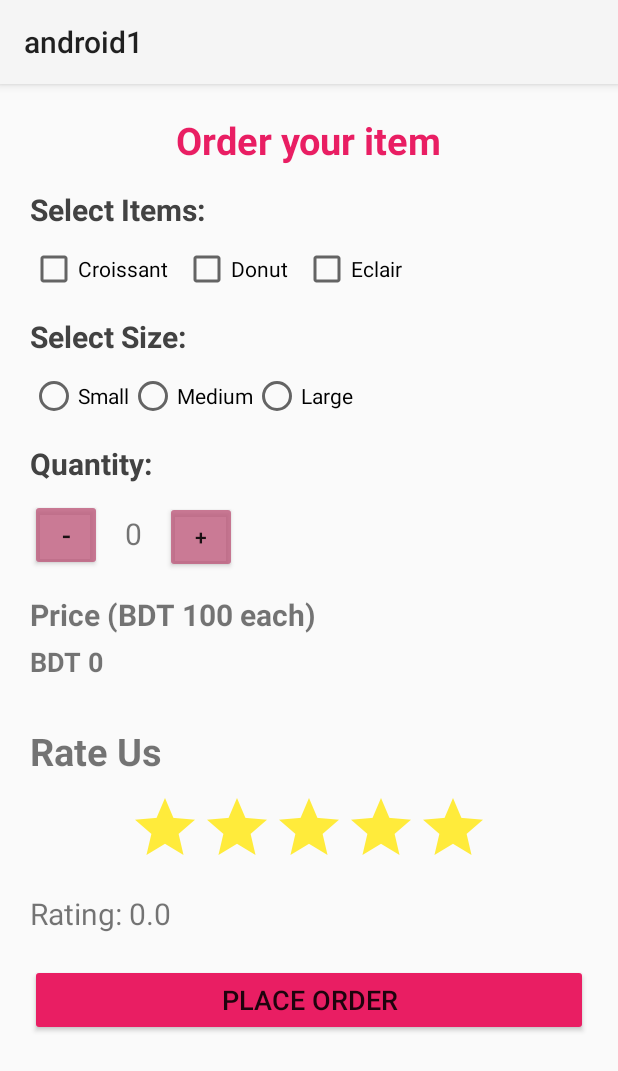
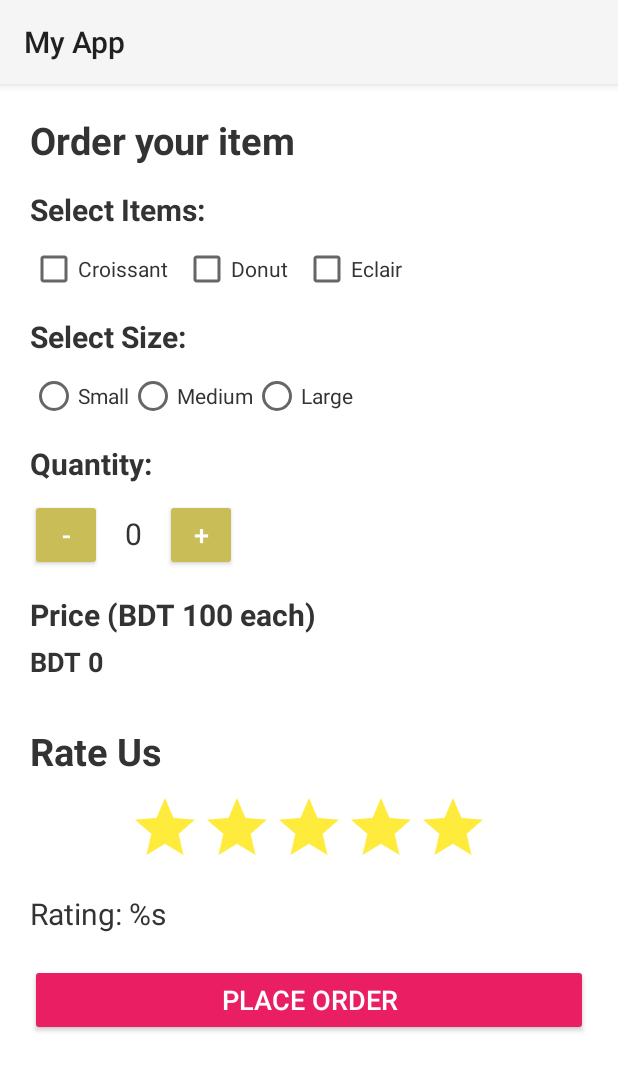
Before and after one commit to Musarrat1/android1, an Android app: the HomeActivity screen opened directly, with no data from a screen before it, after a tap on "PLACE ORDER", on a phone screen of 412 x 824 dp. Shown: the top 1071 px of the screen. Run offline under Robolectric (Android 15) with nearby library versions, the phone set to English and light mode, and no system bars.

Commit message:
Order list

```diff
--- a/app/src/main/java/com/example/android1/HomeActivity.java
+++ b/app/src/main/java/com/example/android1/HomeActivity.java
@@ -1,96 +1,77 @@
 package com.example.android1;
 
+import android.annotation.SuppressLint;
 import android.os.Bundle;
-import android.view.View;
 import android.widget.Button;
 import android.widget.CheckBox;
-import android.widget.RadioButton;
-import android.widget.RadioGroup;
 import android.widget.RatingBar;
 import android.widget.TextView;
 import androidx.appcompat.app.AppCompatActivity;
 
 public class HomeActivity extends AppCompatActivity {
 
-    private CheckBox croissantCheckBox, donutCheckBox, eclairCheckBox;
-    private RadioGroup sizeGroup;
-    private Button incrementBtn, decrementBtn, placeOrderBtn;
-    private TextView quantityText, priceText, ratingText;
-    private RatingBar ratingBar;
+    private int quantity = 0;
 
-    private int quantity = 0;
-    private int pricePerItem = 100;  // BDT 100 per item
-    private int totalPrice = 0;
-
+    @SuppressLint("SetTextI18n")
     @Override
     protected void onCreate(Bundle savedInstanceState) {
         super.onCreate(savedInstanceState);
         setContentView(R.layout.activity_home);  // Ensure this is the name of your layout file
 
         // Initialize Views
-        croissantCheckBox = findViewById(R.id.croissant);
-        donutCheckBox = findViewById(R.id.donut);
-        eclairCheckBox = findViewById(R.id.eclair);
-        sizeGroup = findViewById(R.id.sizeGroup);
-        incrementBtn = findViewById(R.id.incrementQty);
-        decrementBtn = findViewById(R.id.decrementQty);
-        placeOrderBtn = findViewById(R.id.placeOrder);
-        quantityText = findViewById(R.id.quantityText);
-        priceText = findViewById(R.id.priceText);
-        ratingText = findViewById(R.id.ratingText);
-        ratingBar = findViewById(R.id.ratingBar);
+        CheckBox croissantCheckBox = findViewById(R.id.croissant);
+        CheckBox donutCheckBox = findViewById(R.id.donut);
+        CheckBox eclairCheckBox = findViewById(R.id.eclair);
+        Button incrementBtn = findViewById(R.id.incrementQty);
+        Button decrementBtn = findViewById(R.id.decrementQty);
+        Button placeOrderBtn = findViewById(R.id.placeOrder);
+        TextView quantityText = findViewById(R.id.quantityText);
+        TextView priceText = findViewById(R.id.priceText);
+        TextView ratingText = findViewById(R.id.ratingText);
+        RatingBar ratingBar = findViewById(R.id.ratingBar);
 
-        // Set up quantity increment and decrement
-        incrementBtn.setOnClickListener(new View.OnClickListener() {
-            @Override
-            public void onClick(View view) {
-                incrementQuantity();
-            }
+        // Set up quantity increment and decrement using lambdas
+        incrementBtn.setOnClickListener(view -> {
+            incrementQuantity();
+            updateQuantityAndPrice(quantityText, priceText, croissantCheckBox, donutCheckBox, eclairCheckBox);
         });
 
-        decrementBtn.setOnClickListener(new View.OnClickListener() {
-            @Override
-            public void onClick(View view) {
-                decrementQuantity();
-            }
+        decrementBtn.setOnClickListener(view -> {
+            decrementQuantity();
+            updateQuantityAndPrice(quantityText, priceText, croissantCheckBox, donutCheckBox, eclairCheckBox);
         });
 
-        // Set up RatingBar change listener
-        ratingBar.setOnRatingBarChangeListener(new RatingBar.OnRatingBarChangeListener() {
-            @Override
-            public void onRatingChanged(RatingBar ratingBar, float rating, boolean fromUser) {
-                ratingText.setText("Rating: " + rating);
-            }
-        });
+        // Set up RatingBar change listener using lambda
+        ratingBar.setOnRatingBarChangeListener((ratingBar1, rating, fromUser) ->
+                ratingText.setText("Rating: " + rating));
 
-        // Set up order button
-        placeOrderBtn.setOnClickListener(new View.OnClickListener() {
-            @Override
-            public void onClick(View view) {
-                calculateTotalPrice();
-            }
-        });
+        // Set up order button using lambda
+        placeOrderBtn.setOnClickListener(view ->
+                calculateTotalPrice(priceText, croissantCheckBox, donutCheckBox, eclairCheckBox));
     }
 
     private void incrementQuantity() {
         quantity++;
-        updateQuantityAndPrice();
     }
 
     private void decrementQuantity() {
         if (quantity > 0) {
             quantity--;
         }
-        updateQuantityAndPrice();
     }
 
-    private void updateQuantityAndPrice() {
+    private void updateQuantityAndPrice(TextView quantityText, TextView priceText,
+                                        CheckBox croissantCheckBox, CheckBox donutCheckBox, CheckBox eclairCheckBox) {
         quantityText.setText(String.valueOf(quantity));
-        calculateTotalPrice();
+        calculateTotalPrice(priceText, croissantCheckBox, donutCheckBox, eclairCheckBox);
     }
 
-    private void calculateTotalPrice() {
-        totalPrice = quantity * pricePerItem;
+    @SuppressLint("SetTextI18n")
+    private void calculateTotalPrice(TextView priceText,
+                                     CheckBox croissantCheckBox, CheckBox donutCheckBox, CheckBox eclairCheckBox) {
+        // BDT 100 per item
+        int pricePerItem = 100;
+        int totalPrice = quantity * pricePerItem;
 
         // Check selected items and adjust price accordingly
         if (croissantCheckBox.isChecked()) {
--- a/app/src/main/res/layout/activity_home.xml
+++ b/app/src/main/res/layout/activity_home.xml
@@ -1,23 +1,20 @@
 <?xml version="1.0" encoding="utf-8"?>
 <LinearLayout xmlns:android="http://schemas.android.com/apk/res/android"
-    xmlns:app="http://schemas.android.com/apk/res-auto"
-    xmlns:tools="http://schemas.android.com/tools"
     android:id="@+id/main"
     android:layout_width="match_parent"
     android:layout_height="match_parent"
     android:orientation="vertical"
     android:padding="20dp"
-    tools:context=".HomeActivity">
+    android:background="#FFFFFF"> <!-- Set a light background for contrast -->
 
+    <!-- Title -->
     <TextView
         android:layout_width="wrap_content"
         android:layout_height="wrap_content"
-        android:text="Order your item"
+        android:text="@string/order_your_item"
         android:textSize="25sp"
         android:textStyle="bold"
-        android:textColor="#E91E63"
-        android:layout_gravity="center"
-        />
+        android:textColor="#333333"/>
 
     <!-- Select Bakery Items -->
     <TextView
@@ -27,9 +24,9 @@
         android:textSize="20sp"
         android:textStyle="bold"
         android:layout_marginTop="15dp"
-        android:textColor="@color/cardview_dark_background"
-        />
+        android:textColor="#333333" />
 
+    <!-- Checkboxes for items -->
     <LinearLayout
         android:layout_width="match_parent"
         android:layout_height="wrap_content"
@@ -41,14 +38,16 @@
             android:layout_width="wrap_content"
             android:layout_height="wrap_content"
             android:layout_marginEnd="10dp"
-            android:text="@string/croissant" />
+            android:text="@string/croissant"
+            android:textColor="#333333" />
 
         <CheckBox
             android:id="@+id/donut"
             android:layout_width="wrap_content"
             android:layout_height="wrap_content"
             android:layout_marginEnd="10dp"
-            android:text="@string/donut" />
+            android:text="@string/donut"
+            android:textColor="#333333" />
 
         <CheckBox
             android:id="@+id/eclair"
@@ -56,7 +55,7 @@
             android:layout_height="wrap_content"
             android:layout_marginEnd="10dp"
             android:text="@string/eclair"
-            tools:ignore="ExtraText" />
+            android:textColor="#333333" />
     </LinearLayout>
 
     <!-- Select Bakery Item Size -->
@@ -66,9 +65,8 @@
         android:text="@string/select_size"
         android:textSize="20sp"
         android:textStyle="bold"
-        android:textColor="@color/cardview_dark_background"
-        android:layout_marginTop="15dp"
-        />
+        android:textColor="#333333"
+        android:layout_marginTop="15dp" />
 
     <RadioGroup
         android:id="@+id/sizeGroup"
@@ -81,19 +79,22 @@
             android:id="@+id/small"
             android:layout_width="wrap_content"
             android:layout_height="wrap_content"
-            android:text="@string/small" />
+            android:text="@string/small"
+            android:textColor="#333333" />
 
         <RadioButton
             android:id="@+id/medium"
             android:layout_width="wrap_content"
             android:layout_height="wrap_content"
-            android:text="@string/medium" />
+            android:text="@string/medium"
+            android:textColor="#333333" />
 
         <RadioButton
             android:id="@+id/large"
             android:layout_width="wrap_content"
             android:layout_height="wrap_content"
-            android:text="@string/large" />
+            android:text="@string/large"
+            android:textColor="#333333" />
     </RadioGroup>
 
     <!-- Select Quantity -->
@@ -103,9 +104,8 @@
         android:text="@string/quantity"
         android:textSize="20sp"
         android:textStyle="bold"
-        android:textColor="@color/cardview_dark_background"
-        android:layout_marginTop="15dp"
-        />
+        android:textColor="#333333"
+        android:layout_marginTop="15dp" />
 
     <LinearLayout
         android:layout_width="match_parent"
@@ -113,14 +113,15 @@
         android:orientation="horizontal"
         android:layout_marginTop="10dp">
 
+        <!-- Decrement Quantity -->
         <Button
             android:id="@+id/decrementQty"
             android:layout_width="48dp"
             android:layout_height="48dp"
             android:text="@string/minus"
             android:textSize="18sp"
-            android:backgroundTint="#C9BD587A"
-            />
+            android:backgroundTint="#C9BD58"
+            android:textColor="#FFFFFF" />
 
         <TextView
             android:id="@+id/quantityText"
@@ -128,16 +129,18 @@
             android:layout_height="wrap_content"
             android:text="@string/_0"
             android:textSize="20sp"
-            android:layout_marginHorizontal="15dp"
-            />
+            android:textColor="#333333"
+            android:layout_marginHorizontal="15dp" />
 
+        <!-- Increment Quantity -->
         <Button
             android:id="@+id/incrementQty"
             android:layout_width="48dp"
             android:layout_height="48dp"
             android:text="@string/plus"
-            android:backgroundTint="#C9BD587A"
-            />
+            android:textSize="18sp"
+            android:backgroundTint="#C9BD58"
+            android:textColor="#FFFFFF" />
     </LinearLayout>
 
     <!-- Display Price -->
@@ -147,18 +150,18 @@
         android:text="@string/price_bdt_100_each"
         android:textSize="20sp"
         android:textStyle="bold"
-        android:layout_marginTop="15dp"
-        />
+        android:textColor="#333333"
+        android:layout_marginTop="15dp" />
 
     <TextView
         android:id="@+id/priceText"
         android:layout_width="wrap_content"
         android:layout_height="wrap_content"
-        android:text="@string/bdt_0"
+        android:text="@string/price_bdt"
         android:textSize="18sp"
         android:textStyle="bold"
-        android:layout_marginTop="5dp"
-        />
+        android:textColor="#333333"
+        android:layout_marginTop="5dp" />
 
     <!-- Rating Bar -->
     <TextView
@@ -167,8 +170,9 @@
         android:text="@string/rate_us"
         android:textSize="25sp"
         android:textStyle="bold"
+        android:textColor="#333333"
         android:layout_marginTop="30dp"
-        android:gravity="center"/>
+        android:gravity="center" />
 
     <RatingBar
         android:id="@+id/ratingBar"
@@ -178,17 +182,18 @@
         android:stepSize="0.5"
         android:layout_gravity="center"
         android:layout_marginTop="10dp"
-        android:progressTint="#C9BD587A"
-        android:progressBackgroundTint="#FFEB3B"/>
+        android:progressTint="#C9BD58"
+        android:progressBackgroundTint="#FFEB3B" />
 
     <TextView
         android:id="@+id/ratingText"
         android:layout_width="wrap_content"
         android:layout_height="wrap_content"
-        android:text="@string/rating_0_0"
+        android:text="@string/rating"
         android:textSize="20sp"
+        android:textColor="#333333"
         android:layout_marginTop="10dp"
-        android:gravity="center"/>
+        android:gravity="center" />
 
     <!-- Place Order Button -->
     <Button
@@ -198,7 +203,6 @@
         android:layout_marginTop="20dp"
         android:text="@string/place_order"
         android:textSize="18sp"
-        android:backgroundTint="#E91E63"
-        />
-
+        android:textColor="#FFFFFF"
+        android:backgroundTint="#E91E63" />
 </LinearLayout>
--- a/app/src/main/res/values/strings.xml
+++ b/app/src/main/res/values/strings.xml
@@ -1,10 +1,10 @@
 <resources>
-    <string name="app_name">android1</string>
+    <string name="app_name">My App</string>
     <string name="welcome_to_the_bakery">Welcome to the Bakery</string>
     <string name="enter">Enter</string>
     <string name="ice_cream">Ice Cream</string>
-    <string name="stawbery_ice_cream">Stawbery Ice Cream</string>
-    <string name="_20">$20</string>
+    <string name="strawberry_ice_cream">Strawberry Ice Cream</string> <!-- Corrected typo -->
+    <string name="price_20">Price: BDT 20</string> <!-- Updated to clarify price -->
     <string name="select">Select</string>
     <string name="minus">-</string>
     <string name="plus">+</string>
@@ -17,10 +17,12 @@
     <string name="medium">Medium</string>
     <string name="large">Large</string>
     <string name="quantity">Quantity:</string>
+    <string name="zero">0</string> <!-- Use a clearer name -->
+    <string name="price_bdt_100_each">Price (BDT 100 each)</string>
+    <string name="price_bdt">BDT %d</string> <!-- Dynamic placeholder for BDT prices -->
+    <string name="rate_us">Rate Us</string>
+    <string name="rating">Rating: %s</string> <!-- Added dynamic rating placeholder -->
+    <string name="place_order">Place Order</string>
+    <string name="order_your_item">Order your item</string>
     <string name="_0">0</string>
-    <string name="price_bdt_100_each">Price (BDT 100 each)</string>
-    <string name="bdt_0">BDT 0</string>
-    <string name="rate_us">Rate Us</string>
-    <string name="rating_0_0">Rating: 0.0</string>
-    <string name="place_order">Place Order</string>
 </resources>
```
